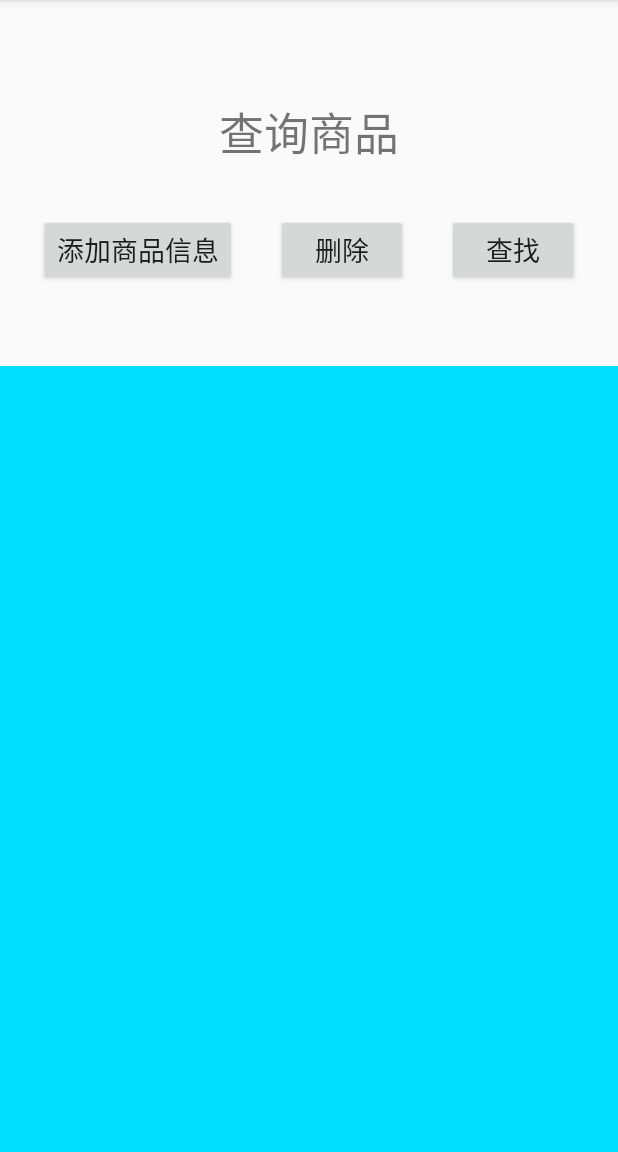
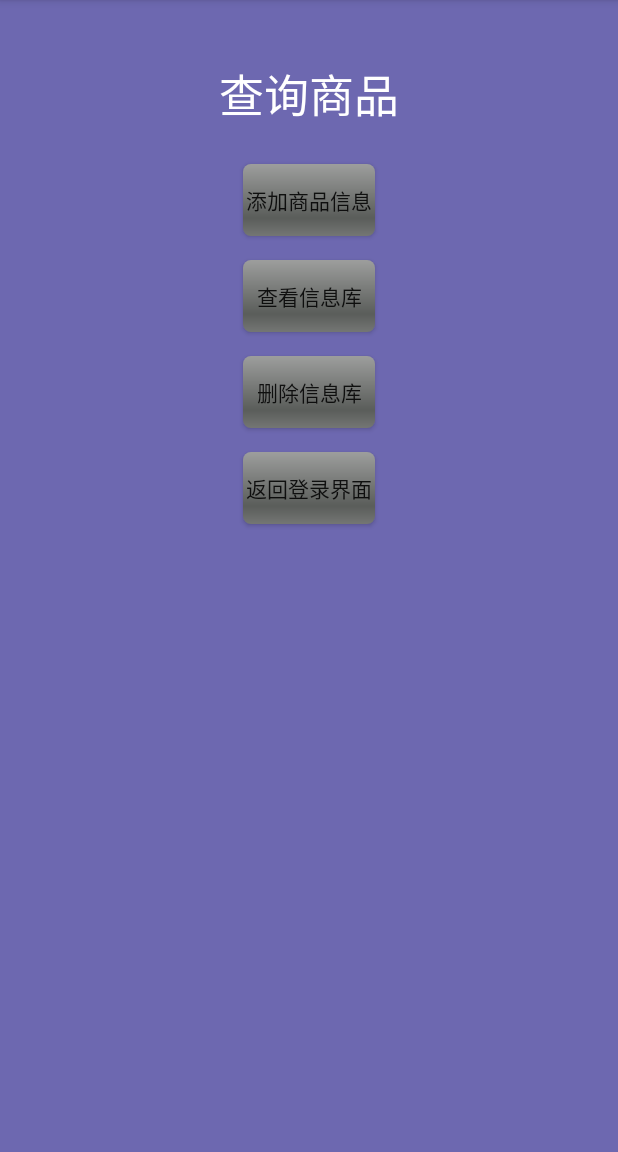
Before and after one commit to 1711605024/Mobile171Github13, an Android app: the spcxActivity screen opened directly, with no data from a screen before it, on a phone screen of 412 x 824 dp, the part 84-1236 px from its top. Run offline under Robolectric (Android 15) with nearby library versions, the phone set to English and light mode, and no system bars.

Commit message:
代码完善1

```diff
--- a/app/src/main/java/com/example/yt/mobile171github_13/spcxActivity.java
+++ b/app/src/main/java/com/example/yt/mobile171github_13/spcxActivity.java
@@ -13,7 +13,7 @@ import android.widget.TextView;
 import android.widget.Toast;
 
 public class spcxActivity extends AppCompatActivity {
-    Button btn_cx_check,btn_cx_add,btn_cx_delete;
+    Button btn_cx_check,btn_cx_add,btn_cx_delete,btn_cx_back;
     TextView tv_cx_show;
     MyHelper myHelper;
     SQLiteDatabase db;
@@ -23,10 +23,11 @@ public class spcxActivity extends AppCompatActivity {
         setContentView(R.layout.activity_spcx);
         myHelper=new MyHelper(this);
         tv_cx_show=(TextView)findViewById(R.id.tv_cx_show);
-
+        btn_cx_back=(Button) findViewById(R.id.btn_cx_back);
         btn_cx_delete=(Button) findViewById(R.id.btn_cx_delete);
         btn_cx_check=(Button) findViewById(R.id.btn_cx_check);
         btn_cx_add=(Button) findViewById(R.id.btn_cx_add);
+
         btn_cx_add.setOnClickListener(new View.OnClickListener() {//点击添加按钮执行操作
             @Override
             public void onClick(View view) {
@@ -72,5 +73,12 @@ public class spcxActivity extends AppCompatActivity {
                 }
             }
         });
+        btn_cx_back.setOnClickListener(new View.OnClickListener() {
+            @Override
+            public void onClick(View view) {
+                Intent intent =new Intent(getApplicationContext(),MainActivity.class);
+                startActivity(intent);
+            }
+        });
     }
 }
--- a/app/src/main/java/com/example/yt/mobile171github_13/spxqActivity.java
+++ b/app/src/main/java/com/example/yt/mobile171github_13/spxqActivity.java
@@ -16,8 +16,8 @@ import android.widget.TextView;
 import android.widget.Toast;
 
 public class spxqActivity extends AppCompatActivity implements View.OnClickListener {
+    private Button btn_xq_sure;
     private Button btn_xq_back;
-    private Button btn_xq_sure;
     private EditText edt_xq_number, edt_xq_name, edt_xq_place;
     TextView tv_cx_show;
     MyHelper myHelper;
--- a/app/src/main/res/layout/activity_spcx.xml
+++ b/app/src/main/res/layout/activity_spcx.xml
@@ -4,17 +4,18 @@
     xmlns:tools="http://schemas.android.com/tools"
     android:layout_width="match_parent"
     android:layout_height="match_parent"
+    android:background="#6d68b0"
     tools:context=".spcxActivity">
 
     <TextView
         android:id="@+id/tv_sp"
         android:layout_width="wrap_content"
         android:layout_height="wrap_content"
-        android:layout_marginTop="65dp"
+        android:layout_marginTop="40dp"
         android:text="查询商品"
+        android:textColor="@android:color/background_light"
         android:textSize="30sp"
         app:layout_constraintEnd_toEndOf="parent"
-        app:layout_constraintHorizontal_bias="0.5"
         app:layout_constraintStart_toStartOf="parent"
         app:layout_constraintTop_toTopOf="parent" />
 
@@ -22,44 +23,59 @@
         android:id="@+id/btn_cx_check"
         android:layout_width="wrap_content"
         android:layout_height="wrap_content"
-        android:text="查找"
-        android:textSize="18sp"
-        app:layout_constraintBaseline_toBaselineOf="@+id/btn_cx_delete"
+        android:layout_marginTop="16dp"
+        android:background="@android:drawable/progress_horizontal"
+        android:text="查看信息库"
+        android:textSize="14sp"
         app:layout_constraintEnd_toEndOf="parent"
-        app:layout_constraintStart_toEndOf="@+id/btn_cx_delete" />
+        app:layout_constraintStart_toStartOf="parent"
+        app:layout_constraintTop_toBottomOf="@+id/btn_cx_add" />
 
     <Button
         android:id="@+id/btn_cx_add"
         android:layout_width="wrap_content"
         android:layout_height="wrap_content"
-        android:layout_marginTop="32dp"
+        android:layout_marginTop="24dp"
+        android:background="@android:drawable/progress_horizontal"
         android:text="添加商品信息"
-        android:textSize="18sp"
-        app:layout_constraintEnd_toStartOf="@+id/btn_cx_delete"
-        app:layout_constraintHorizontal_bias="1.0"
+        android:textSize="14sp"
+        app:layout_constraintEnd_toEndOf="parent"
         app:layout_constraintStart_toStartOf="parent"
         app:layout_constraintTop_toBottomOf="@+id/tv_sp" />
 
     <TextView
         android:id="@+id/tv_cx_show"
-        android:layout_width="0dp"
-        android:layout_height="0dp"
-        android:layout_marginTop="53dp"
-        android:background="@android:color/holo_blue_bright"
+        android:layout_width="278dp"
+        android:layout_height="237dp"
+        android:layout_marginTop="24dp"
+        android:background="?android:attr/searchWidgetCorpusItemBackground"
         app:layout_constraintBottom_toBottomOf="parent"
         app:layout_constraintEnd_toEndOf="parent"
-        app:layout_constraintHorizontal_bias="0.0"
         app:layout_constraintStart_toStartOf="parent"
-        app:layout_constraintTop_toBottomOf="@+id/btn_cx_add" />
+        app:layout_constraintTop_toBottomOf="@+id/btn_cx_back" />
 
     <Button
         android:id="@+id/btn_cx_delete"
         android:layout_width="wrap_content"
         android:layout_height="wrap_content"
-        android:text="删除"
-        android:textSize="18sp"
-        app:layout_constraintBaseline_toBaselineOf="@+id/btn_cx_add"
-        app:layout_constraintEnd_toStartOf="@+id/btn_cx_check"
-        app:layout_constraintStart_toEndOf="@+id/btn_cx_add" />
+        android:layout_marginTop="16dp"
+        android:background="@android:drawable/progress_horizontal"
+        android:text="删除信息库"
+        android:textSize="14sp"
+        app:layout_constraintEnd_toEndOf="parent"
+        app:layout_constraintStart_toStartOf="parent"
+        app:layout_constraintTop_toBottomOf="@+id/btn_cx_check" />
+
+    <Button
+        android:id="@+id/btn_cx_back"
+        android:layout_width="wrap_content"
+        android:layout_height="wrap_content"
+        android:layout_marginTop="16dp"
+        android:background="@android:drawable/progress_horizontal"
+        android:text="返回登录界面"
+        android:textSize="14sp"
+        app:layout_constraintEnd_toEndOf="parent"
+        app:layout_constraintStart_toStartOf="parent"
+        app:layout_constraintTop_toBottomOf="@+id/btn_cx_delete" />
 
 </android.support.constraint.ConstraintLayout>
```
Also changed, not shown: app/src/main/res/layout/activity_main.xml (+16 -17 lines), app/src/main/res/layout/activity_spxq.xml (+8 -5 lines), app/src/main/res/drawable/tim.jpg (added).
